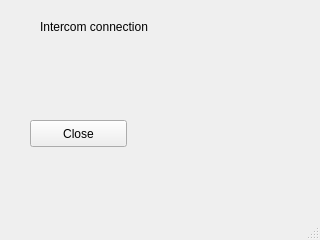
Qt form gui/intercom-control/intercom-control.ui (cwoodruf/cmpt433-nap-time) before a commit.
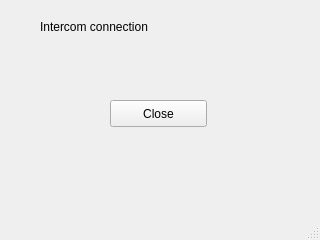
The same form after that commit.

Commit message: updated ui for intercom-control

What changed in the file:
```diff
--- a/gui/intercom-control/intercom-control.ui
+++ b/gui/intercom-control/intercom-control.ui
@@ -17,8 +17,8 @@
    <widget class="QPushButton" name="btnClose">
     <property name="geometry">
      <rect>
-      <x>30</x>
-      <y>120</y>
+      <x>110</x>
+      <y>100</y>
       <width>97</width>
       <height>27</height>
      </rect>
```
